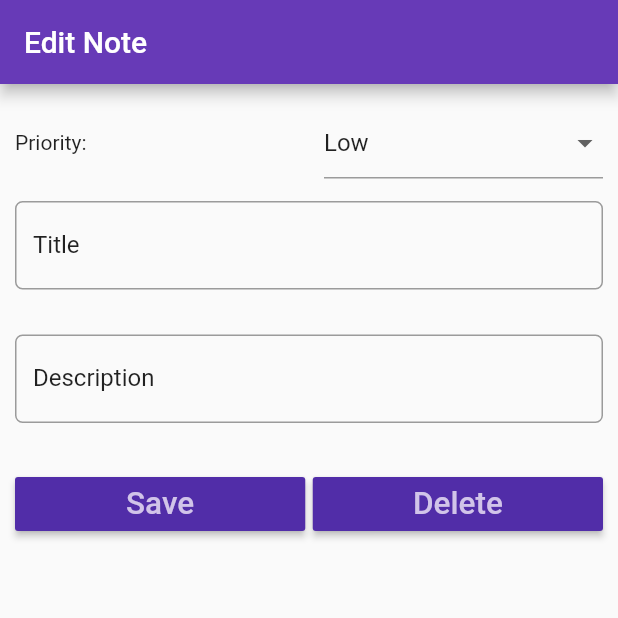
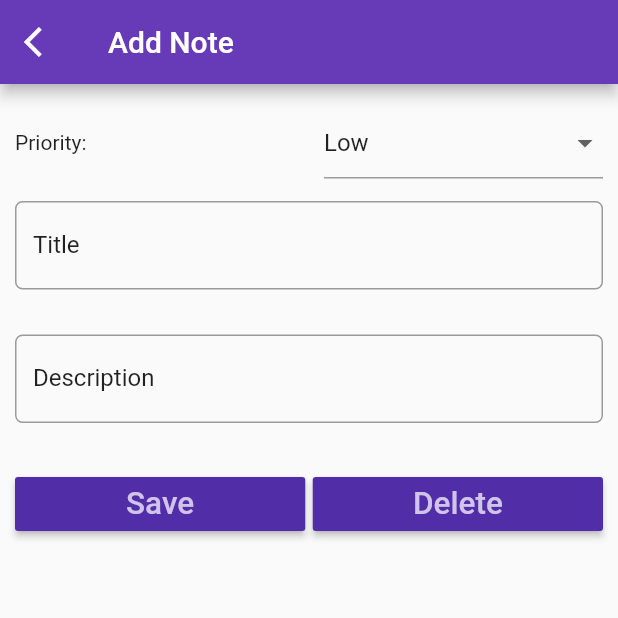
Before and after one commit to Leonardo-daVinci/notes-keeper, a Flutter app: the NoteDetail screen opened directly, on a phone screen of 412 x 824 dp, the top half of it. Run offline on Flutter 3.47's test engine with Material 2 defaults, Android fonts, the phone set to English and light mode, and no system bars.

Commit message:
Added Navigation between screens

```diff
--- a/lib/main.dart
+++ b/lib/main.dart
@@ -15,7 +15,7 @@ class MyApp extends StatelessWidget {
       theme: ThemeData(
         primarySwatch: Colors.deepPurple,
       ),
-      home: NoteDetail(),
+      home: NoteList(),
     );
   }
 }
--- a/lib/screens/note_detail.dart
+++ b/lib/screens/note_detail.dart
@@ -17,7 +17,13 @@ class _NoteDetailState extends State<NoteDetail> {
 
     return Scaffold(
       appBar: AppBar(
-        title: Text('Edit Note'),
+        title: Text('Add Note'),
+        leading: IconButton(
+          icon: Icon(Icons.arrow_back_ios),
+          onPressed: (){
+            Navigator.pop(context);
+          },
+        ),
       ),
 
       body: Padding(
@@ -40,6 +46,7 @@ class _NoteDetailState extends State<NoteDetail> {
                     style: textstyle,
                     onChanged: (value){
                       setState(){
+
                       }
                     },
                   ),
```
Also changed, not shown: lib/screens/note_list.dart (+6 -2 lines).
